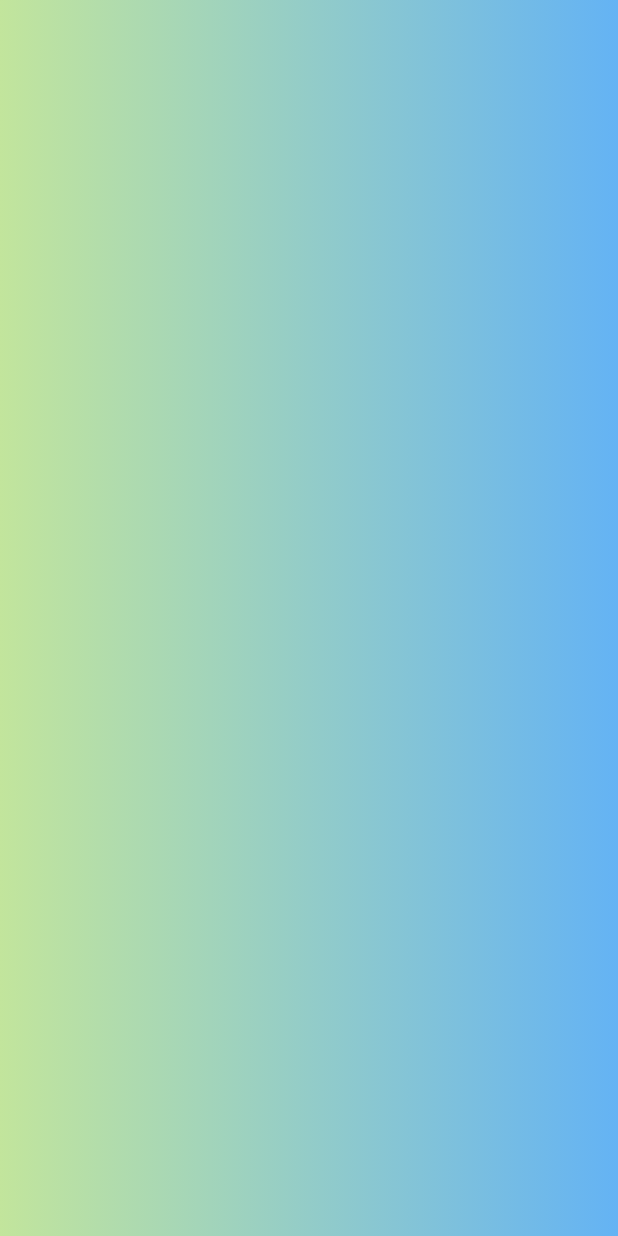
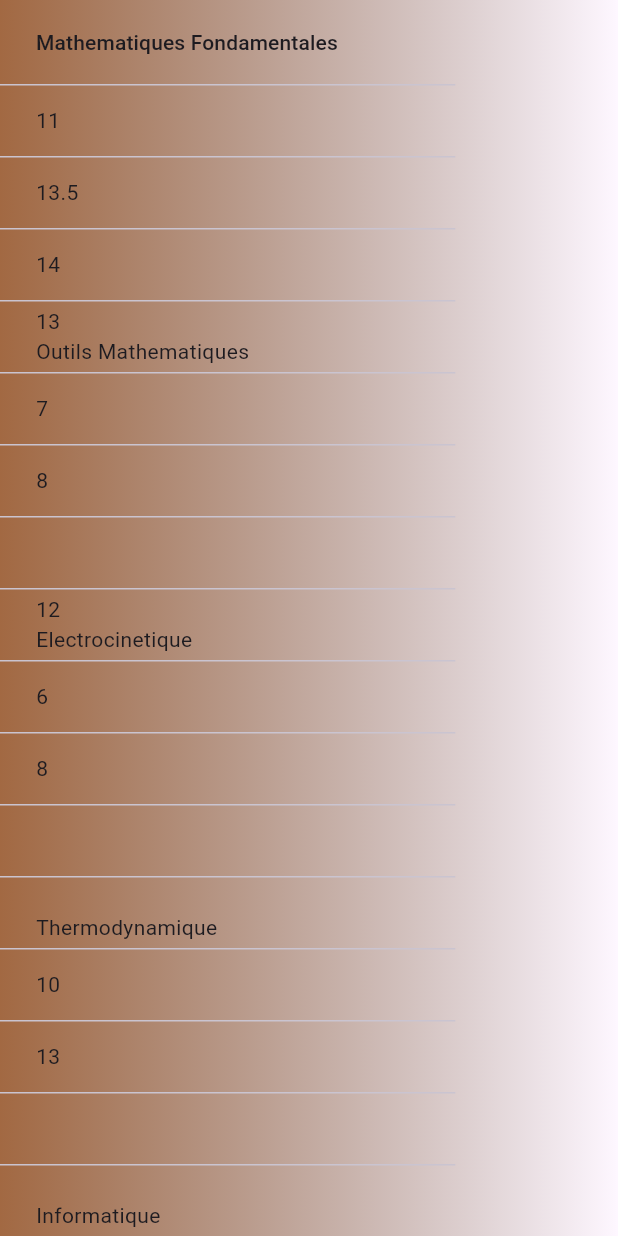
Before and after one commit to Louisgdx/WebScrapingDashboard, a Flutter app: the screen it shows after launch, on a phone screen of 412 x 824 dp. Run offline on Flutter 3.47's test engine with Material 3 defaults, Android fonts, the phone set to English and light mode, and no system bars; our stand-ins replace csv.

Commit message:
affichage notes (fichier csv)

```diff
--- /dev/null
+++ b/assets/bdd/notes.csv
@@ -0,0 +1,9 @@
+Mathematiques Fondamentales;11;13.5;14;13
+Outils Mathematiques;7;8;;12
+Electrocinetique;6;8;;
+Thermodynamique;10;13;;
+Informatique;19;17;;
+Signaux et Systemes;15;12;;
+Systemes Mecaniques et Automatiques;4;4.5;7;
+Francais;14.5;8.5;;
+Option Espagnol;17;14;16;19
--- a/lib/dashboard.dart
+++ b/lib/dashboard.dart
@@ -1,6 +1,39 @@
 import 'package:flutter/material.dart';
+import 'package:flutter/services.dart' show rootBundle;
+import 'package:csv/csv.dart';
 
-class Dashboard extends StatelessWidget {
+class Dashboard extends StatefulWidget {
+  @override
+  _DashboardState createState() => _DashboardState();
+}
+
+class _DashboardState extends State<Dashboard> {
+  List<List<dynamic>> csvData = [];
+  bool isLoading = true;
+
+  @override
+  void initState() {
+    super.initState();
+    loadCSVData(); // Appel de la méthode pour charger les données CSV au démarrage
+  }
+
+  // Méthode pour charger les données CSV à partir du fichier
+  void loadCSVData() async {
+    try {
+      final rawData = await rootBundle.loadString('assets/bdd/notes.csv');
+      List<List<dynamic>> data = CsvToListConverter(eol: ';').convert(rawData);
+      setState(() {
+        csvData = data;
+        isLoading = false;
+      });
+    } catch (e) {
+      print('Erreur lors du chargement du fichier CSV: $e');
+      setState(() {
+        isLoading = false;
+      });
+    }
+  }
+
   @override
   Widget build(BuildContext context) {
     return Scaffold(
@@ -9,7 +42,30 @@ class Dashboard extends StatelessWidget {
         width: MediaQuery.of(context).size.width,
         decoration: BoxDecoration(
           gradient: LinearGradient(
-            colors: [Color(0xFFc2e59c), Color(0xFF64b3f4)],
+            colors: [Color(0xCC8B4513), Color(0x46250D)], // Marron foncé à partir de #8B4513
+          ),
+        ),
+        child: SingleChildScrollView(
+          scrollDirection: Axis.horizontal,
+          child: isLoading
+              ? Center(child: CircularProgressIndicator())
+              : csvData.isNotEmpty && csvData.length > 1
+              ? DataTable(
+            columns: csvData[0].map((item) => DataColumn(
+              label: Text(
+                item.toString(),
+              ),
+            )).toList(),
+            rows: csvData.sublist(1).map((csvrow) => DataRow(
+              cells: csvrow.map((csvItem) => DataCell(
+                Text(
+                  csvItem.toString(),
+                ),
+              )).toList(),
+            )).toList(),
+          )
+              : Center(
+            child: Text('Aucune donnée à afficher'),
           ),
         ),
       ),
--- a/lib/main.dart
+++ b/lib/main.dart
@@ -17,5 +17,6 @@ class MyApp extends StatelessWidget {
       ),
       home: Dashboard(),
     );
+
   }
 }
--- a/pubspec.yaml
+++ b/pubspec.yaml
@@ -30,7 +30,7 @@ environment:
 dependencies:
   flutter:
     sdk: flutter
-
+  csv: ^6.0.0
 
   # The following adds the Cupertino Icons font to your application.
   # Use with the CupertinoIcons class for iOS style icons.
@@ -52,6 +52,8 @@ dev_dependencies:
 
 # The following section is specific to Flutter packages.
 flutter:
+  assets:
+    - assets/bdd/notes.csv
 
   # The following line ensures that the Material Icons font is
   # included with your application, so that you can use the icons in
```
Also changed, not shown: pubspec.lock.
